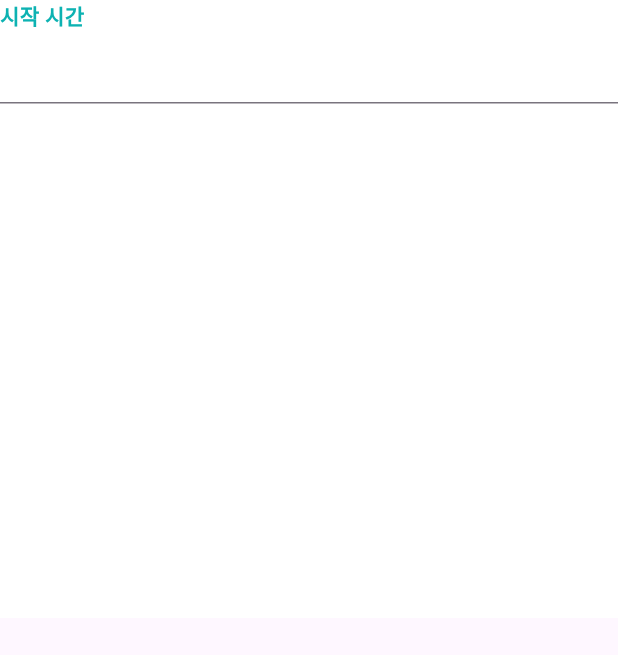
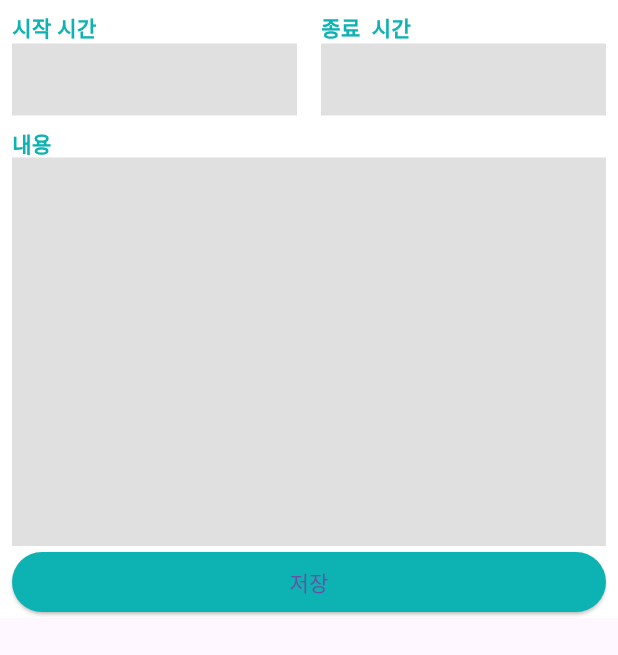
Before and after one commit to heeeun1207/calendar_scheduler, a Flutter app: the ScheduleBottomSheet widget shown alone on an empty page, opened directly, on a phone screen of 412 x 824 dp. Shown: the top 655 px of the screen. Run offline on Flutter 3.47's test engine with Material 3 defaults, Android fonts, the phone set to English and light mode, and no system bars; our stand-ins replace table_calendar.

Commit message:
일정 안에 필드 구현, 스타일추가

```diff
--- a/lib/component/custom_text_field.dart
+++ b/lib/component/custom_text_field.dart
@@ -1,11 +1,14 @@
 import 'package:calendar_scheduler/const/colors.dart';
 import 'package:flutter/material.dart';
+import 'package:flutter/services.dart';
 
 class CustomTextField extends StatelessWidget {
-  final String label;
+  final String label; // 택스트 필드 제목
+  final bool isTime; // 시간 선택하는 텍스트 필드인지 여부
 
   const CustomTextField({
     required this.label,
+    required this.isTime,
     Key? key,
 }) : super(key: key);
 
@@ -21,13 +24,44 @@ class CustomTextField extends StatelessWidget {
             fontWeight: FontWeight.w600,
           ),
         ),
-        TextFormField(), // 폼 안에서 텍스트 필드를 쓸 때 사용
+        Expanded(
+            flex: isTime ? 0 : 1, // 1
+            child:TextFormField( //폼 안에서 텍스트 필드를 쓸 때 사용
+              cursorColor: Colors.grey, // 커서 색상 변경
+              maxLines: isTime? 1 : null,
+              // 시간 관련 텍스트 필드가 아니면 한 줄 이상 작성 가능하게
+              expands: !isTime, // 시간 관련 텍스트 필드는 공간 최대 차지하도록
+              keyboardType: isTime ? TextInputType.number : TextInputType.multiline,
+              // 시간 관련 텍스트 필드는 기본 숫자 키보드로 아닐 경우에 일반 글자 키보드 보여주기
+              inputFormatters: isTime
+                ? [
+               FilteringTextInputFormatter.digitsOnly,
+              ]
+                  : [], // 시간 관련 텍스트 필드는 숫자만 입력하도록 제한
+              decoration: InputDecoration(
+                border: InputBorder.none, // 테두리 삭제
+                filled: true, // 배경색 지정하겠다는 선언
+                fillColor: Colors.grey[300], // 배경색
+                suffixText: isTime ? '시' : null,
+                // 시간 관련 텍스트 필드는 '시' 접미사 추가
+              ),
+            ),
+        ),
       ],
     );
   }
 }
 
-// 플러터에서 TextField 위젯과 TextFormField 로 나눌 수 있다.
-// TextField 위젯은 각 텍스트 필드가 독립된 형태일 때 주로 사용한다.
-// TextFormField 는 여러개의 텍스트 필드를 하나의 폼으로 제어할 때 사용한다.
-// 저장 버튼 눌렀을 때 필드 2개와 텍스트 필드 하나를 제어할 계획이므로, TextFormField 를 사용한다.
+// maxLines 매개변수 : 텍스트 필드에 값을 입력할 때 허락되는 최대 줄 개수임. int 값을 입력할 수있으며,
+// null 을 넣으면 개수를 제한하지 않는다.
+
+// expands 매개변수 : 기본값 false 이며 true 로 입력하면 부모의 위젯 크기만큼 텍스트 필드를 늘릴 수 있음.
+
+// TextInputType .multiline  : 줄바꿈 키가 존재하는 일반 키보드
+
+// inputFormatters 키보드 종류를 정의하는 keyboardType 비슷하지만 큰 차이가 있다.
+// keyboardType 는  오직 핸드폰 키보드만 제한할 수 있다.
+// inputFormatters 는 특정 입력 자체를 제한할 수 있다
+// 예시 : 블루투스, 보안키보드와 같은 커스텀 구현된 키보드
+
+// suffixText : 접미사를 직접 지정한다. (오른쪽 끝에 원하는 글자가 상시 표시됨)
--- a/lib/component/schedule_bottom_sheet.dart
+++ b/lib/component/schedule_bottom_sheet.dart
@@ -1,4 +1,5 @@
 import 'package:calendar_scheduler/component/custom_text_field.dart';
+import 'package:calendar_scheduler/const/colors.dart';
 import 'package:flutter/material.dart';
 
 class ScheduleBottomSheet extends StatefulWidget {
@@ -15,11 +16,54 @@ class _ScheduleBottomSheet extends State<ScheduleBottomSheet> {
         child: Container(
           height: MediaQuery.of(context).size.height / 2,
           color: Colors.white,
-          child: CustomTextField(
-            // 시작 시간 텍스트 필드 렌더링
-            label: '시작 시간',
+          child: Padding(
+            padding: const EdgeInsets.only(left: 8,right: 8,top: 8),
+            child: Column(
+              // 시간 관련 텍스트 필드와 내용 관련 텍스트 필드 세로로 배치
+              children: [
+                Row(
+                  // 시작 시간 종료 시간 가로로 배치
+                  children: [
+                    Expanded(
+                        child: CustomTextField( // 시작 시간 입력 필드
+                          label: '시작 시간',
+                          isTime: true,
+                        ),
+                    ),
+                    const SizedBox(width: 16.0),
+                    Expanded(
+                        child: CustomTextField( // 종료 시간 입력 필드
+                            label: '종료  시간',
+                            isTime: true,
+                        ),
+                    ),
+                  ],
+                ),
+                SizedBox(height: 8.0),
+                Expanded(
+                    child: CustomTextField( // 내용 입력 필드
+                      label: '내용',
+                      isTime: false,
+                    ),
+                ),
+                SizedBox(
+                  width: double.infinity,
+                  child: ElevatedButton( // [저장] 버튼
+                    onPressed: onSavePressed,
+                    style: ElevatedButton.styleFrom(
+                      primary: PRIMARY_COLOR,
+                    ),
+                    child: Text('저장'),
+                  ),
+                ),
+              ],
+            ),
           ),
         ),
     );
   }
+
+  void onSavePressed() {
+    // 임시
+  }
 }
```
